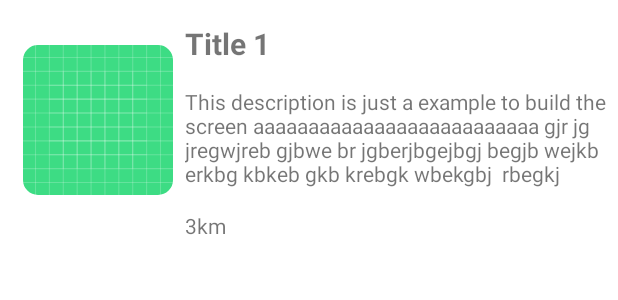
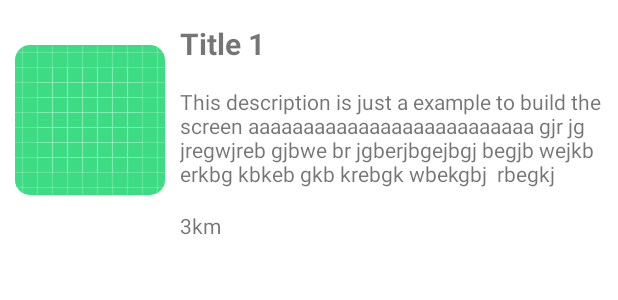
Before and after one commit to AlbertoDoc/WP, an Android app: the layout event_layout.xml on its own in the app's theme, with its tools: preview values and no code run, on a phone screen of 412 x 824 dp. Shown: the top 300 px of the screen. Run offline under Robolectric (Android 15) with nearby library versions, the phone set to English and light mode, and no system bars.

```diff
--- a/app/build.gradle
+++ b/app/build.gradle
@@ -48,6 +48,7 @@ dependencies {
     implementation 'com.squareup.retrofit2:converter-gson:2.9.0'
     implementation 'org.jetbrains.kotlinx:kotlinx-coroutines-android:1.6.1'
     implementation 'com.google.android.material:material:1.6.1'
+    implementation "androidx.recyclerview:recyclerview:1.2.1"
 
     // Room
     def room_version = "2.4.3"
--- a/app/src/main/java/com/example/wps/repositories/retrofit/RetrofitClient.kt
+++ b/app/src/main/java/com/example/wps/repositories/retrofit/RetrofitClient.kt
@@ -2,6 +2,7 @@ package com.example.wps.repositories.retrofit
 
 import retrofit2.Retrofit
 import retrofit2.converter.gson.GsonConverterFactory
+import java.util.concurrent.Executors
 
 class RetrofitClient {
 
@@ -13,6 +14,7 @@ class RetrofitClient {
             retrofit = Retrofit.Builder()
                 .baseUrl(BASE_URL)
                 .addConverterFactory(GsonConverterFactory.create())
+                .callbackExecutor(Executors.newSingleThreadExecutor())
                 .build()
         }
 
--- a/app/src/main/res/layout/event_layout.xml
+++ b/app/src/main/res/layout/event_layout.xml
@@ -17,9 +17,9 @@
 
         <androidx.constraintlayout.widget.ConstraintLayout
             android:id="@+id/image_layout"
-            android:layout_width="0dp"
+            android:layout_width="wrap_content"
             android:layout_height="match_parent"
-            android:layout_weight="0.3"
+            android:layout_margin="10dp"
 
             app:layout_constraintEnd_toStartOf="@id/text_layout"
             app:layout_constraintTop_toTopOf="parent"
@@ -29,21 +29,22 @@
                 android:id="@+id/event_image"
                 android:layout_width="100dp"
                 android:layout_height="100dp"
-                android:layout_margin="15dp"
+                android:scaleType="center"
                 android:src="@drawable/ic_launcher_background"
                 app:shapeAppearanceOverlay="@style/roundImageView"
                 android:contentDescription="TODO"
 
                 app:layout_constraintTop_toTopOf="parent"
                 app:layout_constraintBottom_toBottomOf="parent"
-                app:layout_constraintStart_toStartOf="parent" />
+                app:layout_constraintStart_toStartOf="parent"
+                app:layout_constraintEnd_toEndOf="parent"/>
         </androidx.constraintlayout.widget.ConstraintLayout>
 
         <androidx.constraintlayout.widget.ConstraintLayout
             android:id="@+id/text_layout"
             android:layout_width="0dp"
             android:layout_height="wrap_content"
-            android:layout_weight="0.70"
+            android:layout_weight="1"
 
             app:layout_constraintStart_toEndOf="@id/image_layout"
             app:layout_constraintTop_toTopOf="parent"
@@ -71,7 +72,6 @@
                 android:text="This description is just a example to build the screen aaaaaaaaaaaaaaaaaaaaaaaaaa gjr jg jregwjreb gjbwe br jgberjbgejbgj begjb wejkb erkbg kbkeb gkb krebgk wbekgbj  rbegkj bekjgb kjerb kjbeek bgkb erkjbkj b kjb"
                 android:maxLines="4"
                 android:lines="4"
-                android:gravity="left"
                 app:fontFamily="sans-serif"
                 app:layout_constraintStart_toEndOf="@id/event_image"
                 app:layout_constraintTop_toBottomOf="@id/event_title"
--- a/app/src/main/res/layout/fragment_events.xml
+++ b/app/src/main/res/layout/fragment_events.xml
@@ -8,8 +8,11 @@
     tools:context=".events.view.EventsFragment">
 
     <androidx.recyclerview.widget.RecyclerView
+        android:id="@+id/event_recycler_view"
         android:layout_width="match_parent"
         android:layout_height="wrap_content"
+        app:layoutManager="androidx.recyclerview.widget.LinearLayoutManager"
+        android:orientation="vertical"
 
         app:layout_constraintTop_toTopOf="parent"
         app:layout_constraintLeft_toLeftOf="parent"
```
Also changed, not shown: app/src/main/java/com/example/wps/events/view/EventsAdapter.kt (+37 -2 lines), app/src/main/java/com/example/wps/events/view/EventsFragment.kt (+6 -2 lines), app/src/main/java/com/example/wps/events/viewModel/EventsViewModel.kt (+11 -45 lines), app/src/main/java/com/example/wps/repositories/room/daos/EventDAO.kt (+7 -4 lines), app/src/main/java/com/example/wps/repositories/room/repository/EventRepository.kt (added, +52 -0 lines).
